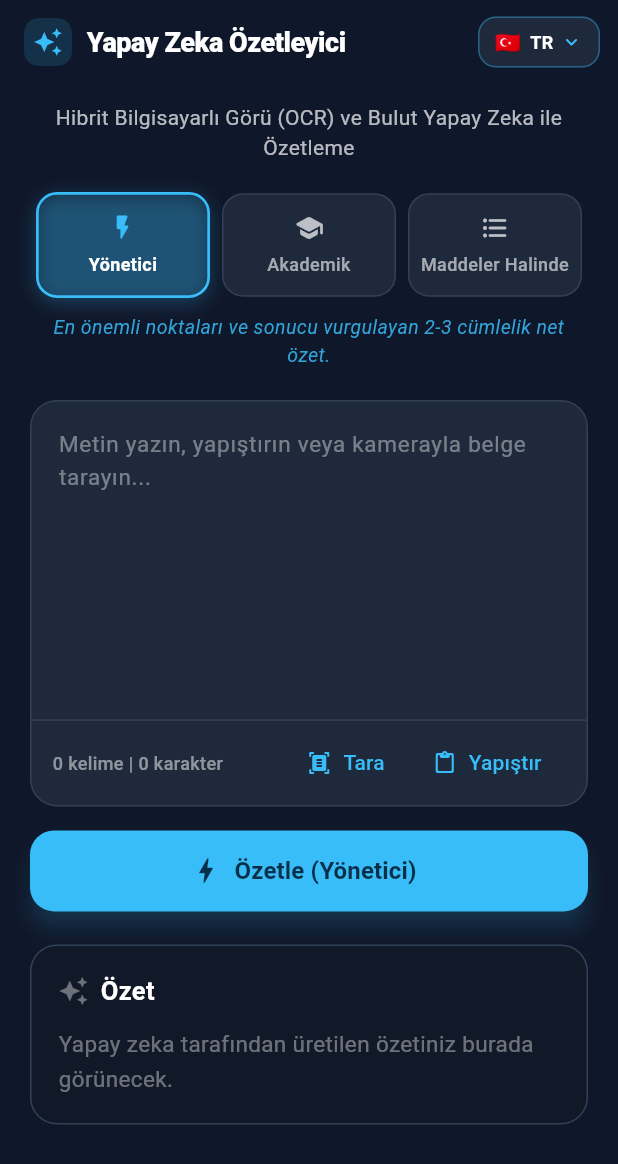
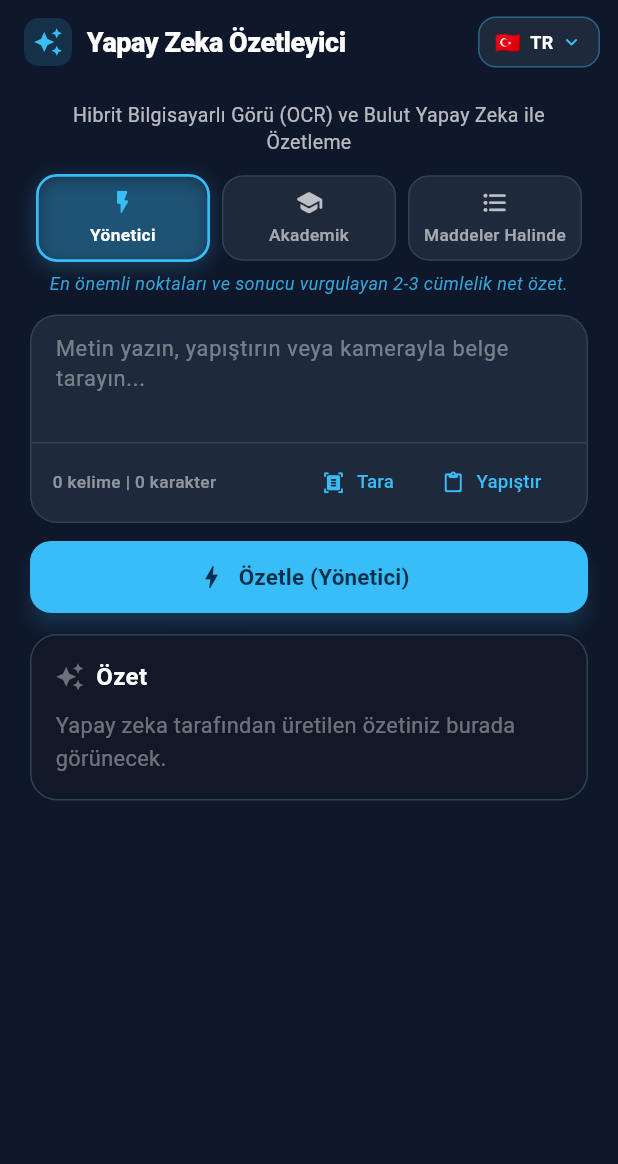
Before and after one commit to gdnz1/ai-summarizer-app, a Flutter app: the screen it shows after launch, on a phone screen of 412 x 824 dp. Shown: the top 1164 px of the screen. Run offline on Flutter 3.47's test engine with Material 3 defaults, Android fonts, the phone set to English and light mode, and no system bars; our stand-ins replace image_picker; missing offline and left inert: google_mlkit_text_recognition.

Commit message:
refactor(ui): optimize vertical spacing and compact input card for single-screen view

```diff
--- a/lib/screens/summarizer_screen.dart
+++ b/lib/screens/summarizer_screen.dart
@@ -229,11 +229,11 @@ class _SummarizerScreenState extends State<SummarizerScreen> {
                       textAlign: TextAlign.center,
                       style: TextStyle(
                         color: Colors.white.withValues(alpha: 0.70),
-                        fontSize: 14,
-                        height: 1.4,
+                        fontSize: 13,
+                        height: 1.35,
                       ),
                     ),
-                    const SizedBox(height: 20),
+                    const SizedBox(height: 12),
                     ModeSelectorBar(
                       selectedMode: _selectedMode,
                       strings: _strings,
@@ -241,11 +241,11 @@ class _SummarizerScreenState extends State<SummarizerScreen> {
                         setState(() => _selectedMode = mode);
                       },
                     ),
-                    const SizedBox(height: 20),
+                    const SizedBox(height: 12),
                     if (_isScanning)
                       Container(
-                        margin: const EdgeInsets.only(bottom: 14),
-                        padding: const EdgeInsets.all(12),
+                        margin: const EdgeInsets.only(bottom: 12),
+                        padding: const EdgeInsets.all(10),
                         decoration: BoxDecoration(
                           color: const Color(0xFF0284C7).withValues(alpha: 0.15),
                           borderRadius: BorderRadius.circular(14),
@@ -254,20 +254,20 @@ class _SummarizerScreenState extends State<SummarizerScreen> {
                         child: Row(
                           children: [
                             const SizedBox(
-                              width: 18,
-                              height: 18,
+                              width: 16,
+                              height: 16,
                               child: CircularProgressIndicator(
                                 strokeWidth: 2,
                                 color: Color(0xFF38BDF8),
                               ),
                             ),
-                            const SizedBox(width: 12),
+                            const SizedBox(width: 10),
                             Expanded(
                               child: Text(
                                 _strings.scanningBanner,
                                 style: const TextStyle(
                                   color: Color(0xFF38BDF8),
-                                  fontSize: 13,
+                                  fontSize: 12.5,
                                   fontWeight: FontWeight.w600,
                                 ),
                               ),
@@ -284,27 +284,27 @@ class _SummarizerScreenState extends State<SummarizerScreen> {
                       onPaste: _pasteFromClipboard,
                       onScan: _handleOcrScan,
                     ),
-                    const SizedBox(height: 16),
+                    const SizedBox(height: 12),
                     SizedBox(
-                      height: 54,
+                      height: 48,
                       child: ElevatedButton.icon(
                         onPressed: _isLoading || _isScanning ? null : _summarizeText,
                         icon: _isLoading
                             ? const SizedBox.shrink()
-                            : const Icon(Icons.bolt_rounded, size: 22),
+                            : const Icon(Icons.bolt_rounded, size: 20),
                         label: _isLoading
                             ? const SizedBox(
-                                height: 22,
-                                width: 22,
+                                height: 20,
+                                width: 20,
                                 child: CircularProgressIndicator(
-                                  strokeWidth: 2.5,
+                                  strokeWidth: 2.2,
                                   color: Colors.white,
                                 ),
                               )
                             : Text(
                                 _strings.summarizeButton(_selectedMode),
                                 style: const TextStyle(
-                                  fontSize: 16,
+                                  fontSize: 15,
                                   fontWeight: FontWeight.w700,
                                 ),
                               ),
@@ -313,22 +313,22 @@ class _SummarizerScreenState extends State<SummarizerScreen> {
                           foregroundColor: const Color(0xFF082F49),
                           disabledBackgroundColor: const Color(0xFF334155),
                           disabledForegroundColor: Colors.white70,
-                          elevation: 6,
+                          elevation: 5,
                           shadowColor: const Color(0x6638BDF8),
                           shape: RoundedRectangleBorder(
-                            borderRadius: BorderRadius.circular(16),
+                            borderRadius: BorderRadius.circular(14),
                           ),
                         ),
                       ),
                     ),
-                    const SizedBox(height: 22),
+                    const SizedBox(height: 14),
                     _SummaryCard(
                       summary: _summary,
                       mode: _lastSummarizedMode,
                       strings: _strings,
                       onCopy: _copySummary,
                     ),
-                    const SizedBox(height: 20),
+                    const SizedBox(height: 14),
                   ],
                 ),
               ),
@@ -373,36 +373,36 @@ class _InputCard extends StatelessWidget {
         children: [
           TextField(
             controller: controller,
-            minLines: 8,
-            maxLines: 14,
+            minLines: 3,
+            maxLines: 6,
             keyboardType: TextInputType.multiline,
-            style: const TextStyle(color: Colors.white, fontSize: 15, height: 1.45),
+            style: const TextStyle(color: Colors.white, fontSize: 14.5, height: 1.4),
             cursorColor: const Color(0xFF38BDF8),
             decoration: InputDecoration(
               hintText: strings.inputHint,
               hintStyle: TextStyle(color: Colors.white.withValues(alpha: 0.40)),
               border: InputBorder.none,
-              contentPadding: const EdgeInsets.all(18),
+              contentPadding: const EdgeInsets.symmetric(horizontal: 16, vertical: 12),
             ),
           ),
           const Divider(height: 1, color: Color(0xFF334155)),
           Padding(
-            padding: const EdgeInsets.symmetric(horizontal: 14, vertical: 8),
+            padding: const EdgeInsets.symmetric(horizontal: 14, vertical: 6),
             child: Row(
               children: [
                 Text(
                   strings.stats(wordCount, charCount),
                   style: TextStyle(
                     color: Colors.white.withValues(alpha: 0.5),
-                    fontSize: 12,
+                    fontSize: 11.5,
                     fontWeight: FontWeight.w500,
                   ),
                 ),
                 const Spacer(),
                 TextButton.icon(
                   onPressed: onScan,
-                  icon: const Icon(Icons.document_scanner_rounded, size: 16),
-                  label: Text(strings.scanAction),
+                  icon: const Icon(Icons.document_scanner_rounded, size: 15),
+                  label: Text(strings.scanAction, style: const TextStyle(fontSize: 12.5)),
                   style: TextButton.styleFrom(
                     foregroundColor: const Color(0xFF38BDF8),
                     visualDensity: VisualDensity.compact,
@@ -412,8 +412,8 @@ class _InputCard extends StatelessWidget {
                   const SizedBox(width: 4),
                   TextButton.icon(
                     onPressed: onPaste,
-                    icon: const Icon(Icons.paste_rounded, size: 16),
-                    label: Text(strings.pasteAction),
+                    icon: const Icon(Icons.paste_rounded, size: 15),
+                    label: Text(strings.pasteAction, style: const TextStyle(fontSize: 12.5)),
                     style: TextButton.styleFrom(
                       foregroundColor: const Color(0xFF38BDF8),
                       visualDensity: VisualDensity.compact,
@@ -424,7 +424,7 @@ class _InputCard extends StatelessWidget {
                   IconButton(
                     tooltip: strings.clearTooltip,
                     onPressed: onClear,
-                    icon: const Icon(Icons.clear_rounded, size: 18),
+                    icon: const Icon(Icons.clear_rounded, size: 17),
                     color: Colors.white54,
                     visualDensity: VisualDensity.compact,
                   ),
@@ -455,7 +455,7 @@ class _SummaryCard extends StatelessWidget {
     final hasSummary = summary.isNotEmpty;
 
     return Container(
-      padding: const EdgeInsets.all(18),
+      padding: const EdgeInsets.all(16),
       decoration: BoxDecoration(
         color: const Color(0xFF111827),
         borderRadius: BorderRadius.circular(18),
@@ -481,14 +481,14 @@ class _SummaryCard extends StatelessWidget {
               Icon(
                 hasSummary ? (mode?.icon ?? Icons.auto_awesome) : Icons.auto_awesome,
                 color: hasSummary ? const Color(0xFF38BDF8) : Colors.white38,
-                size: 20,
+                size: 19,
               ),
               const SizedBox(width: 8),
               Text(
                 strings.summaryTitle(mode),
                 style: const TextStyle(
                   color: Colors.white,
-                  fontSize: 17,
+                  fontSize: 16,
                   fontWeight: FontWeight.w700,
                 ),
               ),
@@ -496,8 +496,8 @@ class _SummaryCard extends StatelessWidget {
               if (hasSummary)
                 TextButton.icon(
                   onPressed: onCopy,
-                  icon: const Icon(Icons.copy_rounded, size: 16),
-                  label: Text(strings.copyAction),
+                  icon: const Icon(Icons.copy_rounded, size: 15),
+                  label: Text(strings.copyAction, style: const TextStyle(fontSize: 12.5)),
                   style: TextButton.styleFrom(
                     foregroundColor: const Color(0xFF38BDF8),
                     visualDensity: VisualDensity.compact,
@@ -505,13 +505,13 @@ class _SummaryCard extends StatelessWidget {
                 ),
             ],
           ),
-          const SizedBox(height: 12),
+          const SizedBox(height: 10),
           SelectableText(
             hasSummary ? summary : strings.summaryPlaceholder,
             style: TextStyle(
               color: hasSummary ? Colors.white : Colors.white38,
-              fontSize: 15,
-              height: 1.55,
+              fontSize: 14.5,
+              height: 1.5,
             ),
           ),
         ],
--- a/lib/widgets/mode_selector_bar.dart
+++ b/lib/widgets/mode_selector_bar.dart
@@ -32,7 +32,7 @@ class ModeSelectorBar extends StatelessWidget {
                   borderRadius: BorderRadius.circular(14),
                   child: AnimatedContainer(
                     duration: const Duration(milliseconds: 200),
-                    padding: const EdgeInsets.symmetric(vertical: 12),
+                    padding: const EdgeInsets.symmetric(vertical: 8),
                     decoration: BoxDecoration(
                       color: isSelected
                           ? const Color(0xFF38BDF8).withValues(alpha: 0.15)
@@ -59,16 +59,16 @@ class ModeSelectorBar extends StatelessWidget {
                       children: [
                         Icon(
                           mode.icon,
-                          size: 20,
+                          size: 19,
                           color: isSelected
                               ? const Color(0xFF38BDF8)
                               : Colors.white70,
                         ),
-                        const SizedBox(height: 6),
+                        const SizedBox(height: 4),
                         Text(
                           strings.modeLabel(mode),
                           style: TextStyle(
-                            fontSize: 12,
+                            fontSize: 11.5,
                             fontWeight: isSelected ? FontWeight.w700 : FontWeight.w500,
                             color: isSelected ? Colors.white : Colors.white60,
                           ),
@@ -82,7 +82,7 @@ class ModeSelectorBar extends StatelessWidget {
             );
           }).toList(),
         ),
-        const SizedBox(height: 10),
+        const SizedBox(height: 6),
         AnimatedSwitcher(
           duration: const Duration(milliseconds: 250),
           child: Text(
@@ -90,7 +90,7 @@ class ModeSelectorBar extends StatelessWidget {
             key: ValueKey('${selectedMode}_${strings.language}'),
             textAlign: TextAlign.center,
             style: TextStyle(
-              fontSize: 13,
+              fontSize: 12,
               color: const Color(0xFF38BDF8).withValues(alpha: 0.85),
               fontStyle: FontStyle.italic,
             ),
```
